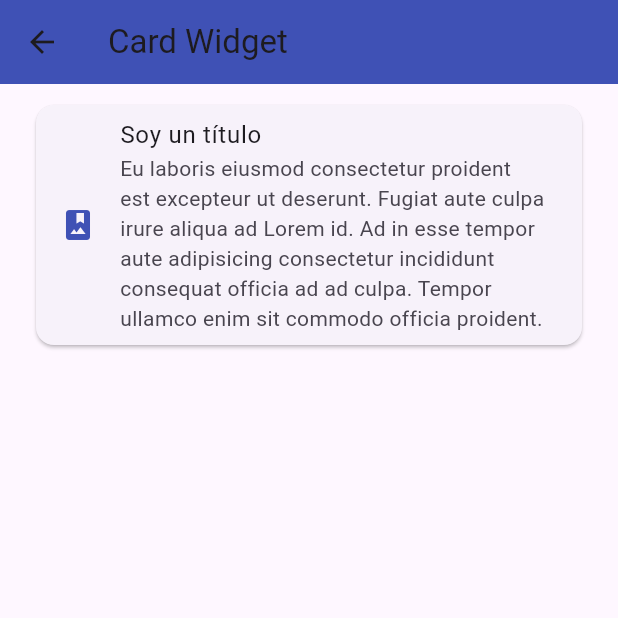
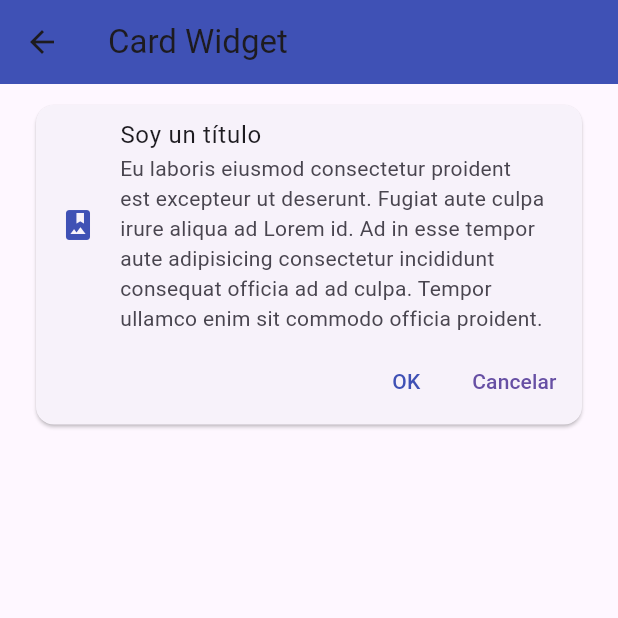
Before and after one commit to gnievap/course-components-flutter, a Flutter app: the CardScreen screen opened by its route, on a phone screen of 412 x 824 dp, the top half of it. Run offline on Flutter 3.47's test engine with Material 3 defaults, Android fonts, the phone set to English and light mode, and no system bars.

Commit message:
Custom card type 1

```diff
--- a/lib/screens/card_screen.dart
+++ b/lib/screens/card_screen.dart
@@ -1,5 +1,7 @@
-import 'package:course_components/theme/app_theme.dart';
 import 'package:flutter/material.dart';
+import 'package:course_components/widgets/widgets.dart';
+
+
 
 class CardScreen extends StatelessWidget {
   const CardScreen({Key? key}) : super(key: key);
@@ -13,19 +15,7 @@ class CardScreen extends StatelessWidget {
       body: ListView(
         padding: const EdgeInsets.symmetric(horizontal: 20, vertical: 10),
         children: const [
-          Card(
-            child: Column(children: [
-              ListTile(
-                leading: Icon(
-                  Icons.photo_album,
-                  color: AppTheme.primary,
-                ),
-                title: Text('Soy un título'),
-                subtitle: Text(
-                    'Eu laboris eiusmod consectetur proident est excepteur ut deserunt. Fugiat aute culpa irure aliqua ad Lorem id. Ad in esse tempor aute adipisicing consectetur incididunt consequat officia ad ad culpa. Tempor ullamco enim sit commodo officia proident.'),
-              ),
-            ]),
-          ),
+          CustomCardType1(),
         ],
       ),
     );
--- a/lib/theme/app_theme.dart
+++ b/lib/theme/app_theme.dart
@@ -23,5 +23,9 @@ class AppTheme {
     ),
 
     scaffoldBackgroundColor: Colors.black,
+
+    textButtonTheme: TextButtonThemeData(
+      style: TextButton.styleFrom(foregroundColor: primary),
+    ),
   );
 }
--- /dev/null
+++ b/lib/widgets/custom_card_type1.dart
@@ -0,0 +1,42 @@
+import 'package:course_components/theme/app_theme.dart';
+import 'package:flutter/material.dart';
+
+class CustomCardType1 extends StatelessWidget {
+  const CustomCardType1({
+    super.key,
+  });
+
+  @override
+  Widget build(BuildContext context) {
+    return Card(
+      child: Column(children: [
+        const ListTile(
+          leading: Icon(
+            Icons.photo_album,
+            color: AppTheme.primary,
+          ),
+          title: Text('Soy un título'),
+          subtitle: Text(
+              'Eu laboris eiusmod consectetur proident est excepteur ut deserunt. Fugiat aute culpa irure aliqua ad Lorem id. Ad in esse tempor aute adipisicing consectetur incididunt consequat officia ad ad culpa. Tempor ullamco enim sit commodo officia proident.'),
+        ),
+        Padding(
+          padding: const EdgeInsets.only(right: 5, bottom: 5),
+          child: Row(
+            mainAxisAlignment: MainAxisAlignment.end,
+            children: [
+              TextButton(
+                onPressed: () {},
+                style: TextButton.styleFrom(foregroundColor: Colors.indigo),
+                child: const Text('OK'),
+              ),
+              TextButton(
+                onPressed: () {},
+                child: const Text('Cancelar'),
+              ),
+            ],
+          ),
+        ),
+      ]),
+    );
+  }
+}
--- /dev/null
+++ b/lib/widgets/widgets.dart
@@ -0,0 +1 @@
+export 'package:course_components/widgets/custom_card_type1.dart';
```
Also changed, not shown: lib/widgets/custom_card_type2.dart (added).
